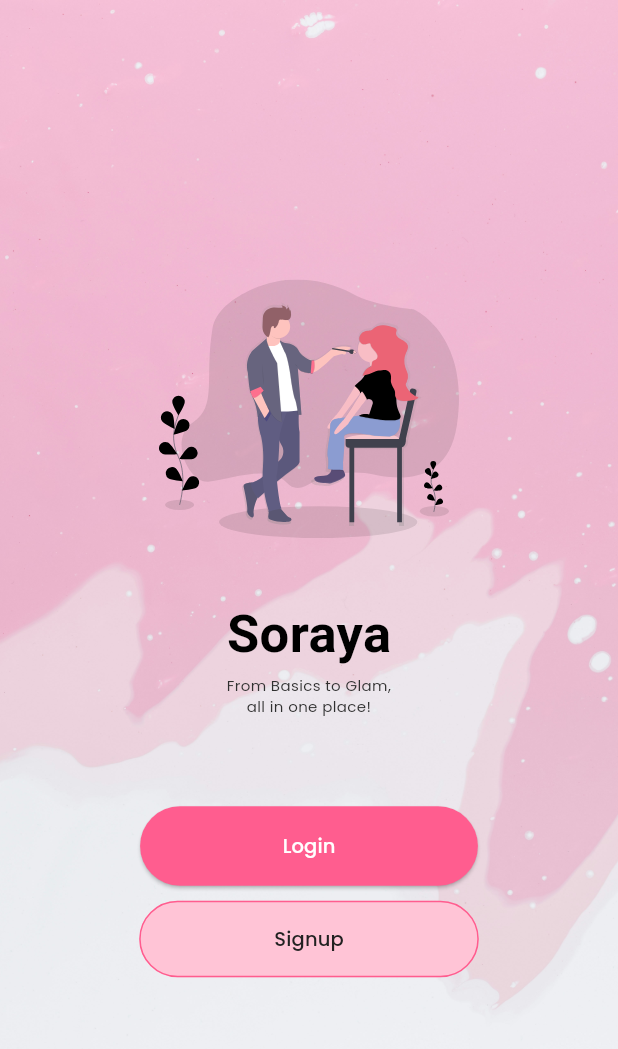
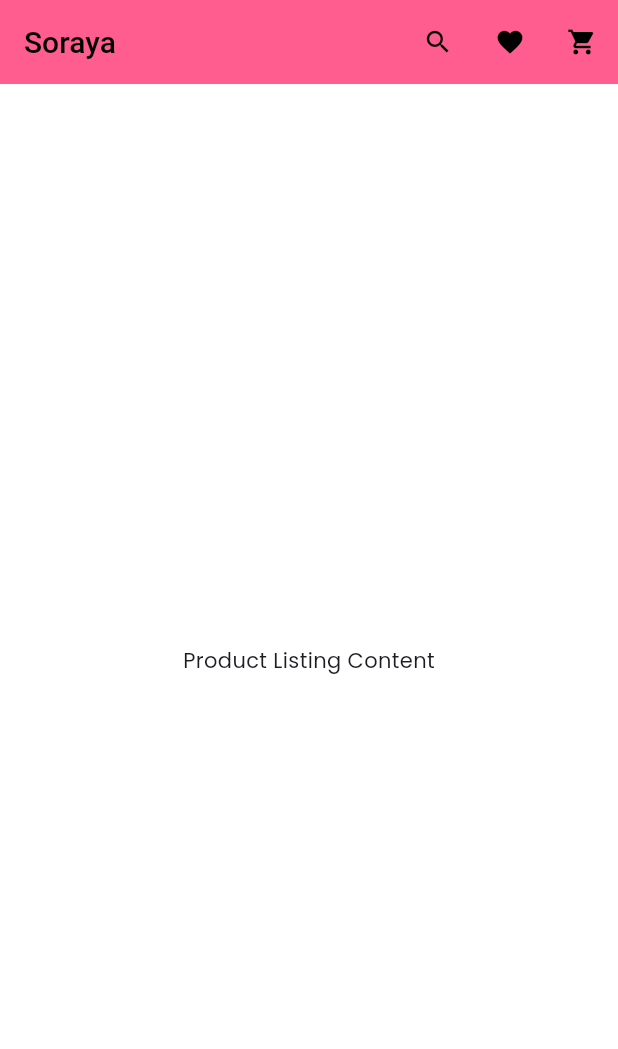
Before and after one commit to goyalaakarsh/Soraya, a Flutter app: the screen it shows after launch, on a phone screen of 412 x 824 dp. Shown: the top 1049 px of the screen. Run offline on Flutter 3.47's test engine with Material 3 defaults, Android fonts, the phone set to English and light mode, and no system bars; our stand-ins replace flutter_svg, google_fonts; Roboto replaces fonts that are missing (Kalnia).

Commit message:
productlisting.dart

```diff
--- a/lib/main.dart
+++ b/lib/main.dart
@@ -1,5 +1,6 @@
 import 'package:flutter/material.dart';
 import 'onboarding/welcome.dart';
+import 'product/productlisting.dart';
 import 'package:google_fonts/google_fonts.dart';
 
 void main() {
@@ -27,7 +28,8 @@
         scaffoldBackgroundColor: Colors.white,
         visualDensity: VisualDensity.adaptivePlatformDensity,
       ),
-      home: const Welcome(),
+      // home: const Welcome(),
+      home: const ProductListing(),
     );
   }
 }
--- a/lib/onboarding/welcome.dart
+++ b/lib/onboarding/welcome.dart
@@ -1,8 +1,8 @@
 import 'package:flutter/material.dart';
 import 'package:google_fonts/google_fonts.dart';
-import 'package:soraya/onboarding/signup.dart';
 import 'package:flutter_svg/flutter_svg.dart';
 import 'login.dart';
+import 'signup.dart';
 
 class Welcome extends StatelessWidget {
   const Welcome({Key? key}) : super(key: key);
--- a/lib/product/productlisting.dart
+++ b/lib/product/productlisting.dart
@@ -0,0 +1,43 @@
+import 'package:flutter/material.dart';
+import 'package:google_fonts/google_fonts.dart';
+
+class ProductListing extends StatelessWidget {
+  const ProductListing({Key? key}) : super(key: key);
+
+  @override
+  Widget build(BuildContext context) {
+    final Color primaryColor = Theme.of(context).colorScheme.primary;
+
+    return Scaffold(
+      appBar: AppBar(
+        title: Text(
+          'Soraya',
+          style: GoogleFonts.kalnia(
+            textStyle: TextStyle(
+              fontSize: 20,
+              fontWeight: FontWeight.w500,
+            ),
+          ),
+        ),
+        backgroundColor: primaryColor,
+        actions: [
+          IconButton(
+            icon: Icon(Icons.search, size: 20),
+            onPressed: () {},
+          ),
+          IconButton(
+            icon: Icon(Icons.favorite, size: 20),
+            onPressed: () {},
+          ),
+          IconButton(
+            icon: Icon(Icons.shopping_cart, size: 20),
+            onPressed: () {},
+          ),
+        ],
+      ),
+      body: Center(
+        child: Text('Product Listing Content'),
+      ),
+    );
+  }
+}
```
